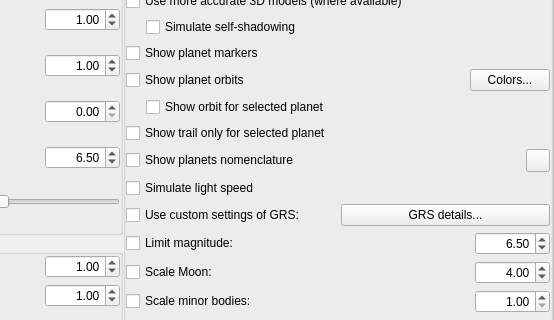
This is src/gui/viewDialog.ui in 519984307/stellarium_src as Qt 5 draws it before an edit; both pictures show x 201 to 755 and y 129 to 449 of the 755 by 664 pixel window. The edited form follows.
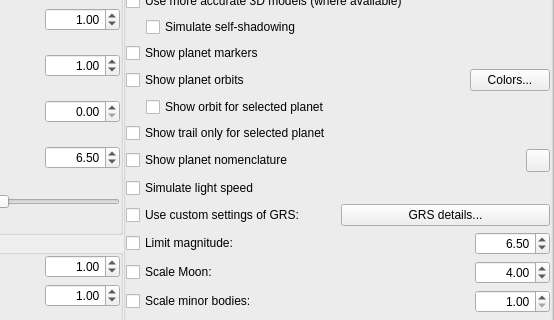
This is the edited form. Icons and pictures are not drawn. Custom widgets are drawn as their Qt base class.

What changed in the file:
```diff
--- a/src/gui/viewDialog.ui
+++ b/src/gui/viewDialog.ui
@@ -1219,7 +1219,7 @@
                <item>
                 <widget class="QCheckBox" name="planetNomenclatureCheckBox">
                  <property name="text">
-                  <string>Show planets nomenclature</string>
+                  <string>Show planet nomenclature</string>
                  </property>
                 </widget>
                </item>
```
Left out of the diff: 4 changed lines with no effect on the pictures.
